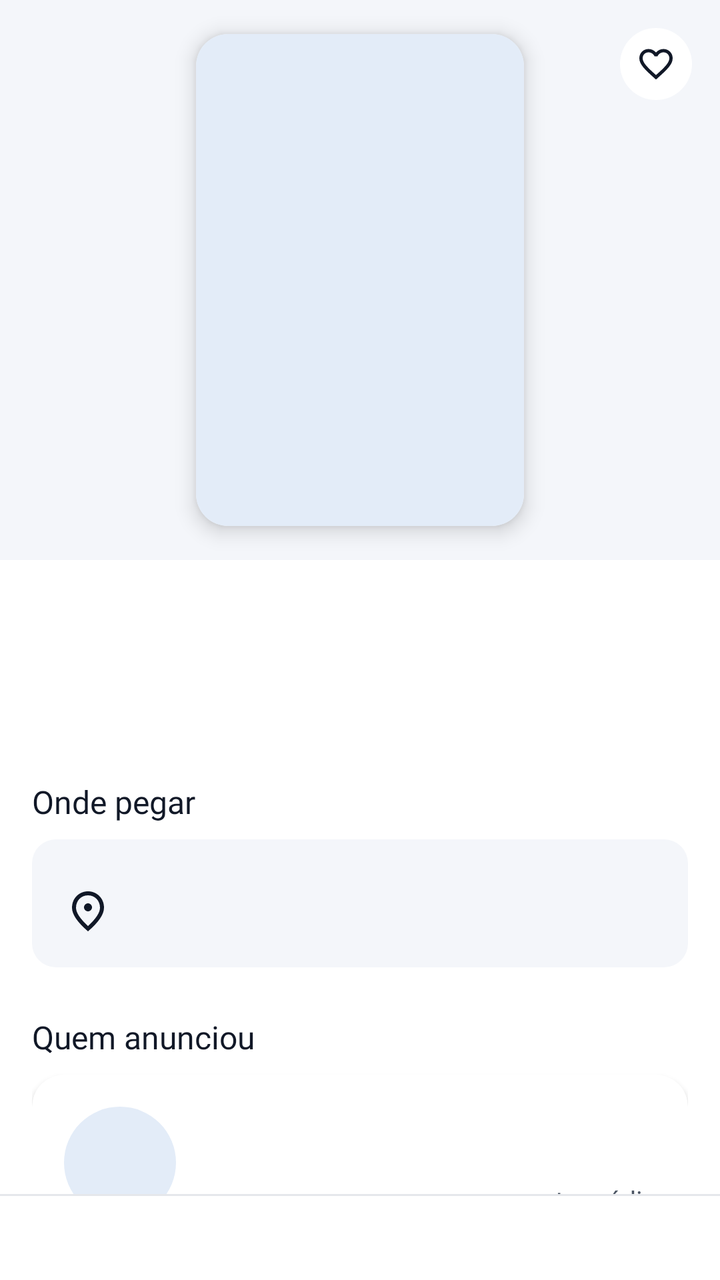
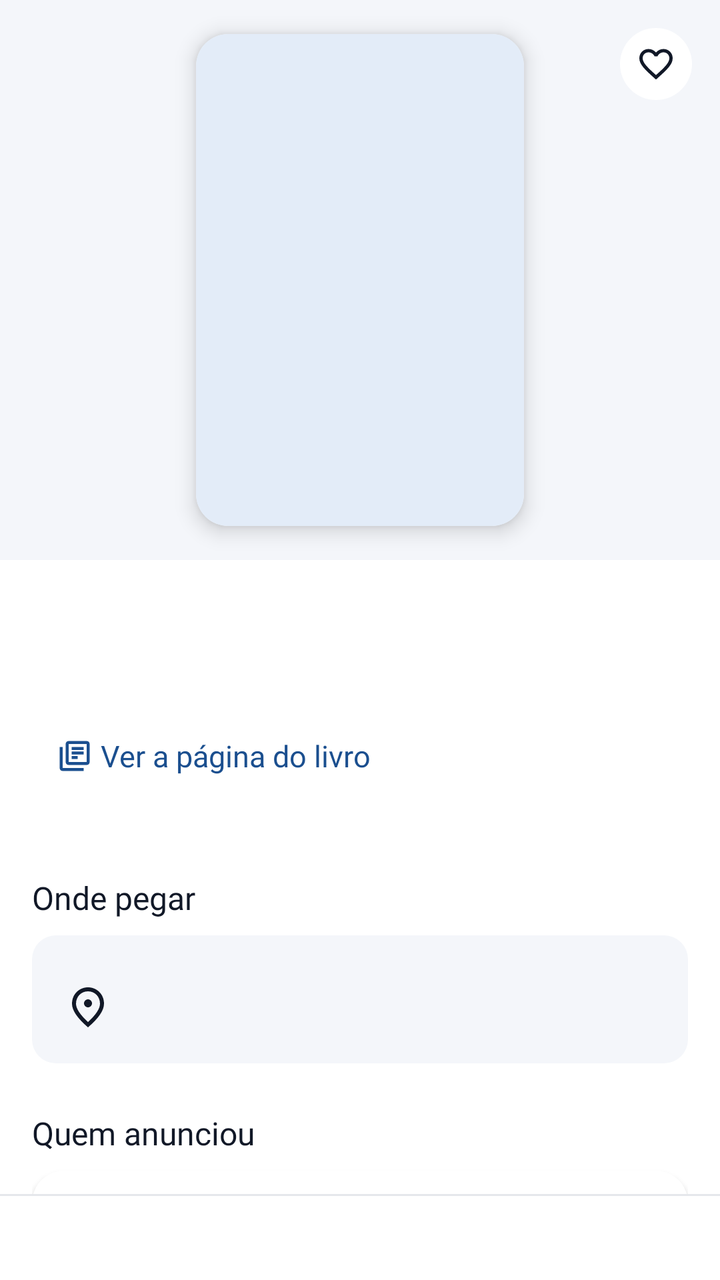

The first picture is an Android layout as it rendered before a commit; the second is the same layout after the commit. The layout source and the unified diff follow.
<!-- AndroidManifest.xml: application theme Theme.LeiaUFMS -->
<!-- res/layout/fragment_listing_detail.xml -->
<?xml version="1.0" encoding="utf-8"?>
<LinearLayout xmlns:android="http://schemas.android.com/apk/res/android"
    xmlns:app="http://schemas.android.com/apk/res-auto"
    android:layout_width="match_parent"
    android:layout_height="match_parent"
    android:orientation="vertical">

    <androidx.core.widget.NestedScrollView
        android:layout_width="match_parent"
        android:layout_height="0dp"
        android:layout_weight="1"
        android:defaultFocusHighlightEnabled="false">

        <LinearLayout
            android:layout_width="match_parent"
            android:layout_height="wrap_content"
            android:orientation="vertical"
            android:paddingBottom="@dimen/space_l">

            <FrameLayout
                android:layout_width="match_parent"
                android:layout_height="@dimen/cover_hero_height"
                android:background="@color/leia_surface_container">

                <com.google.android.material.card.MaterialCardView
                    android:layout_width="164dp"
                    android:layout_height="246dp"
                    android:layout_gravity="center"
                    app:cardElevation="6dp"
                    app:strokeWidth="0dp">

                    <include
                        android:id="@+id/cover"
                        layout="@layout/view_cover"
                        android:layout_width="match_parent"
                        android:layout_height="match_parent" />
                </com.google.android.material.card.MaterialCardView>

                <ImageButton
                    android:id="@+id/heart"
                    android:layout_width="@dimen/touch_target"
                    android:layout_height="@dimen/touch_target"
                    android:layout_gravity="top|end"
                    android:layout_margin="@dimen/space_xs"
                    android:background="@drawable/bg_heart_inset"
                    android:padding="14dp"
                    android:scaleType="centerInside"
                    android:src="@drawable/ic_favorite_border" />
            </FrameLayout>

            <LinearLayout
                android:layout_width="match_parent"
                android:layout_height="wrap_content"
                android:orientation="vertical"
                android:paddingStart="@dimen/screen_margin"
                android:paddingEnd="@dimen/screen_margin">

                <TextView
                    android:id="@+id/title"
                    android:layout_width="match_parent"
                    android:layout_height="wrap_content"
                    android:layout_marginTop="@dimen/space_m"
                    android:accessibilityHeading="true"
                    android:textAppearance="@style/TextAppearance.Leia.BookTitleLarge"
                    android:textColor="@color/leia_on_background" />

                <TextView
                    android:id="@+id/author"
                    android:layout_width="match_parent"
                    android:layout_height="wrap_content"
                    android:layout_marginTop="@dimen/space_xxs"
                    android:textAppearance="@style/TextAppearance.Leia.Body"
                    android:textColor="@color/leia_on_surface_variant" />

                <com.google.android.material.chip.ChipGroup
                    android:id="@+id/facts"
                    android:layout_width="match_parent"
                    android:layout_height="wrap_content"
                    android:layout_marginTop="@dimen/space_s" />

                <TextView
                    android:id="@+id/details"
                    android:layout_width="match_parent"
                    android:layout_height="wrap_content"
                    android:visibility="gone" />

                <TextView
                    android:id="@+id/modality"
                    android:layout_width="match_parent"
                    android:layout_height="wrap_content"
                    android:visibility="gone" />

                <TextView
                    style="@style/Widget.Leia.SectionTitle"
                    android:text="@string/book_location_title" />

                <LinearLayout
                    android:id="@+id/location_box"
                    android:layout_width="match_parent"
                    android:layout_height="wrap_content"
                    android:background="@drawable/bg_notice"
                    android:focusable="true"
                    android:orientation="vertical"
                    android:padding="@dimen/space_m">

                    <TextView
                        android:id="@+id/distance"
                        android:layout_width="wrap_content"
                        android:layout_height="wrap_content"
                        android:background="@drawable/bg_badge_walk"
                        android:drawablePadding="@dimen/space_xxs"
                        android:paddingStart="@dimen/space_xs"
                        android:paddingTop="@dimen/space_xxs"
                        android:paddingEnd="@dimen/space_xs"
                        android:paddingBottom="@dimen/space_xxs"
                        android:textAppearance="@style/TextAppearance.Leia.Label"
                        android:textColor="@color/leia_on_success_container"
                        android:visibility="gone" />

                    <TextView
                        android:id="@+id/location_text"
                        android:layout_width="match_parent"
                        android:layout_height="wrap_content"
                        android:layout_marginTop="@dimen/space_xs"
                        android:drawablePadding="@dimen/space_xs"
                        android:gravity="center_vertical"
                        android:textAppearance="@style/TextAppearance.Leia.Body"
                        android:textColor="@color/leia_on_background"
                        app:drawableStartCompat="@drawable/ic_place" />

                    <TextView
                        android:id="@+id/walk_note"
                        android:layout_width="match_parent"
                        android:layout_height="wrap_content"
                        android:layout_marginTop="@dimen/space_xxs"
                        android:text="@string/walk_note"
                        android:textAppearance="@style/TextAppearance.Leia.Caption"
                        android:textColor="@color/leia_on_surface_variant"
                        android:visibility="gone" />
                </LinearLayout>

                <TextView
                    style="@style/Widget.Leia.SectionTitle"
                    android:text="@string/label_owner" />

                <com.google.android.material.card.MaterialCardView
                    android:id="@+id/owner_card"
                    android:layout_width="match_parent"
                    android:layout_height="wrap_content"
                    android:clickable="true"
                    android:focusable="true">

                    <LinearLayout
                        android:layout_width="match_parent"
                        android:layout_height="wrap_content"
                        android:gravity="center_vertical"
                        android:orientation="horizontal"
                        android:padding="@dimen/space_m">

                        <include
                            android:id="@+id/owner_avatar"
                            layout="@layout/view_avatar"
                            android:layout_width="56dp"
                            android:layout_height="56dp" />

                        <LinearLayout
                            android:layout_width="0dp"
                            android:layout_height="wrap_content"
                            android:layout_marginStart="@dimen/space_s"
                            android:layout_weight="1"
                            android:orientation="vertical">

                            <TextView
                                android:id="@+id/owner_name"
                                android:layout_width="match_parent"
                                android:layout_height="wrap_content"
                                android:textAppearance="@style/TextAppearance.Leia.Title"
                                android:textColor="@color/leia_on_background" />

                            <TextView
                                android:id="@+id/owner_meta"
                                android:layout_width="match_parent"
                                android:layout_height="wrap_content"
                                android:textAppearance="@style/TextAppearance.Leia.Caption"
                                android:textColor="@color/leia_on_surface_variant" />
                        </LinearLayout>

                        <LinearLayout
                            android:layout_width="wrap_content"
                            android:layout_height="wrap_content"
                            android:gravity="center_horizontal"
                            android:orientation="vertical">

                            <TextView
                                android:id="@+id/owner_rating"
                                android:layout_width="wrap_content"
                                android:layout_height="wrap_content"
                                android:textAppearance="@style/TextAppearance.Leia.Display"
                                android:textColor="@color/leia_on_background" />

                            <TextView
                                android:id="@+id/owner_rating_label"
                                android:layout_width="wrap_content"
                                android:layout_height="wrap_content"
                                android:text="@string/trust_rating_label"
                                android:textAppearance="@style/TextAppearance.Leia.Caption"
                                android:textColor="@color/leia_on_surface_variant" />
                        </LinearLayout>
                    </LinearLayout>
                </com.google.android.material.card.MaterialCardView>

                <TextView
                    android:id="@+id/proof_wishes"
                    android:layout_width="match_parent"
                    android:layout_height="wrap_content"
                    android:layout_marginTop="@dimen/space_m"
                    android:drawablePadding="@dimen/space_xs"
                    android:gravity="center_vertical"
                    android:textAppearance="@style/TextAppearance.Leia.BodySmall"
                    android:textColor="@color/leia_on_background"
                    android:visibility="gone"
                    app:drawableStartCompat="@drawable/ic_favorite_border" />

                <TextView
                    android:id="@+id/proof_hands"
                    android:layout_width="match_parent"
                    android:layout_height="wrap_content"
                    android:layout_marginTop="@dimen/space_xs"
                    android:drawablePadding="@dimen/space_xs"
                    android:gravity="center_vertical"
                    android:textAppearance="@style/TextAppearance.Leia.BodySmall"
                    android:textColor="@color/leia_on_background"
                    android:visibility="gone"
                    app:drawableStartCompat="@drawable/ic_history" />

                <TextView
                    android:id="@+id/courses_title"
                    style="@style/Widget.Leia.SectionTitle"
                    android:text="@string/book_courses"
                    android:visibility="gone" />

                <com.google.android.material.chip.ChipGroup
                    android:id="@+id/courses"
                    android:layout_width="match_parent"
                    android:layout_height="wrap_content" />

                <TextView
                    android:id="@+id/status_note"
                    android:layout_width="match_parent"
                    android:layout_height="wrap_content"
                    android:layout_marginTop="@dimen/space_l"
                    android:accessibilityLiveRegion="polite"
                    android:background="@drawable/bg_notice"
                    android:padding="@dimen/space_m"
                    android:textAppearance="@style/TextAppearance.Leia.Body"
                    android:textColor="@color/leia_on_background"
                    android:visibility="gone" />
            </LinearLayout>

            <TextView
                android:id="@+id/copies_title"
                style="@style/Widget.Leia.HomeSection"
                android:text="@string/book_other_copies"
                android:visibility="gone" />

            <androidx.recyclerview.widget.RecyclerView
                android:id="@+id/copies"
                android:layout_width="match_parent"
                android:layout_height="wrap_content"
                android:layout_marginTop="@dimen/space_s"
                android:clipToPadding="false"
                android:nestedScrollingEnabled="false"
                android:orientation="horizontal"
                android:paddingStart="@dimen/screen_margin"
                android:paddingEnd="@dimen/screen_margin"
                android:visibility="gone"
                app:layoutManager="androidx.recyclerview.widget.LinearLayoutManager" />
        </LinearLayout>
    </androidx.core.widget.NestedScrollView>

    <LinearLayout
        android:id="@+id/action_bar"
        android:layout_width="match_parent"
        android:layout_height="wrap_content"
        android:background="@drawable/bg_action_bar"
        android:gravity="center_vertical"
        android:orientation="horizontal"
        android:paddingStart="@dimen/screen_margin"
        android:paddingTop="@dimen/space_s"
        android:paddingEnd="@dimen/screen_margin"
        android:paddingBottom="@dimen/space_s">

        <TextView
            android:id="@+id/bar_text"
            android:layout_width="0dp"
            android:layout_height="wrap_content"
            android:layout_marginEnd="@dimen/space_s"
            android:layout_weight="1"
            android:textAppearance="@style/TextAppearance.Leia.BodySmall"
            android:textColor="@color/leia_on_background" />

        <com.google.android.material.button.MaterialButton
            android:id="@+id/button_secondary"
            style="?attr/materialButtonOutlinedStyle"
            android:layout_width="wrap_content"
            android:layout_height="wrap_content"
            android:layout_marginEnd="@dimen/space_xs"
            android:visibility="gone" />

        <com.google.android.material.button.MaterialButton
            android:id="@+id/button_primary"
            android:layout_width="wrap_content"
            android:layout_height="wrap_content"
            android:visibility="gone" />
    </LinearLayout>
</LinearLayout>
<!-- res/layout/view_cover.xml (included above) -->
<?xml version="1.0" encoding="utf-8"?>
<FrameLayout xmlns:android="http://schemas.android.com/apk/res/android"
    xmlns:app="http://schemas.android.com/apk/res-auto"
    android:id="@+id/cover"
    android:layout_width="@dimen/cover_width"
    android:layout_height="@dimen/cover_height"
    android:importantForAccessibility="noHideDescendants">

    <com.google.android.material.imageview.ShapeableImageView
        android:id="@+id/cover_image"
        android:layout_width="match_parent"
        android:layout_height="match_parent"
        android:background="@color/leia_primary_container"
        android:scaleType="centerCrop"
        app:shapeAppearanceOverlay="@style/ShapeAppearance.Leia.Small" />

    <TextView
        android:id="@+id/cover_text"
        android:layout_width="match_parent"
        android:layout_height="match_parent"
        android:gravity="center"
        android:padding="@dimen/space_xxs"
        android:textAppearance="@style/TextAppearance.Leia.BookTitle"
        android:textColor="@color/leia_on_primary_container" />
</FrameLayout>
<!-- res/layout/view_avatar.xml (included above) -->
<?xml version="1.0" encoding="utf-8"?>
<FrameLayout xmlns:android="http://schemas.android.com/apk/res/android"
    xmlns:app="http://schemas.android.com/apk/res-auto"
    android:id="@+id/avatar"
    android:layout_width="@dimen/avatar_large"
    android:layout_height="@dimen/avatar_large">

    <com.google.android.material.imageview.ShapeableImageView
        android:id="@+id/avatar_image"
        android:layout_width="match_parent"
        android:layout_height="match_parent"
        android:background="@color/leia_primary_container"
        android:scaleType="centerCrop"
        app:shapeAppearanceOverlay="@style/ShapeAppearance.Leia.Circle" />

    <TextView
        android:id="@+id/avatar_initials"
        android:layout_width="match_parent"
        android:layout_height="match_parent"
        android:gravity="center"
        android:importantForAccessibility="no"
        android:textAppearance="@style/TextAppearance.Leia.Display"
        android:textColor="@color/leia_on_primary_container" />
</FrameLayout>
<!-- resources referenced by this layout -->
<resources>
  <color name="leia_on_background">#111827</color>
  <color name="leia_on_primary_container">#0D2A4D</color>
  <color name="leia_on_success_container">#14532D</color>
  <color name="leia_on_surface_variant">#4B5563</color>
  <color name="leia_primary_container">#E3ECF8</color>
  <color name="leia_surface_container">#F4F6FA</color>
  <dimen name="avatar_large">96dp</dimen>
  <dimen name="cover_height">96dp</dimen>
  <dimen name="cover_hero_height">280dp</dimen>
  <dimen name="cover_width">64dp</dimen>
  <dimen name="screen_margin">16dp</dimen>
  <dimen name="space_l">24dp</dimen>
  <dimen name="space_m">16dp</dimen>
  <dimen name="space_s">12dp</dimen>
  <dimen name="space_xs">8dp</dimen>
  <dimen name="space_xxs">4dp</dimen>
  <dimen name="touch_target">48dp</dimen>
  <string name="book_courses">Indicado em</string>
  <string name="book_location_title">Onde pegar</string>
  <string name="book_other_copies">Outras cópias</string>
  <string name="label_owner">Quem anunciou</string>
  <string name="trust_rating_label">nota média</string>
  <string name="walk_note">Estimativa em linha reta. O caminho real pode ser maior.</string>
  <style name="ShapeAppearance.Leia.Circle" parent="">
          <item name="cornerFamily">rounded</item>
          <item name="cornerSize">50%</item>
      </style>
  <style name="ShapeAppearance.Leia.Small" parent="ShapeAppearance.Material3.Corner.Small">
          <item name="cornerFamily">rounded</item>
          <item name="cornerSize">@dimen/radius_s</item>
      </style>
  <style name="Theme.LeiaUFMS" parent="Base.Theme.LeiaUFMS" />
  <color name="leia_outline_variant">#E5E7EB</color>
  <color name="leia_surface">#FFFFFF</color>
  <color name="leia_success_container">#DCFCE7</color>
  <dimen name="radius_s">8dp</dimen>
  <dimen name="radius_m">12dp</dimen>
  <dimen name="space_xl">32dp</dimen>
  <color name="leia_primary">#1B4F8F</color>
  <color name="leia_on_primary">#FFFFFF</color>
  <color name="leia_tertiary">#8A5A12</color>
  <color name="leia_on_tertiary">#FFFFFF</color>
  <color name="leia_tertiary_container">#FDF0D5</color>
  <color name="leia_on_tertiary_container">#3D2A08</color>
  <color name="leia_error">#B42318</color>
  <color name="leia_on_error">#FFFFFF</color>
  <color name="leia_error_container">#FDE3E1</color>
  <color name="leia_on_error_container">#5A0E09</color>
  <color name="leia_background">#FFFFFF</color>
  <color name="leia_outline">#8A93A1</color>
  <color name="leia_inverse_primary">#8DB8F2</color>
  <style name="ShapeAppearance.Leia.Medium" parent="ShapeAppearance.Material3.Corner.Medium">
          <item name="cornerFamily">rounded</item>
          <item name="cornerSize">@dimen/radius_m</item>
      </style>
  <style name="ShapeAppearance.Leia.Large" parent="ShapeAppearance.Material3.Corner.Large">
          <item name="cornerFamily">rounded</item>
          <item name="cornerSize">@dimen/radius_l</item>
      </style>
  <style name="Widget.Leia.Chip" parent="Widget.Material3.Chip.Filter">
          <item name="chipMinTouchTargetSize">@dimen/touch_target</item>
      </style>
  <dimen name="radius_l">16dp</dimen>
  <dimen name="button_height">52dp</dimen>
  <dimen name="radius_button">12dp</dimen>
  <dimen name="elevation_card">2dp</dimen>
  <!-- unchanged entries left out for length: 29 -->
</resources>

<!-- the commit's change to res/layout/fragment_listing_detail.xml (unified diff, before → after) -->
@@ -71,6 +71,15 @@
                     android:layout_marginTop="@dimen/space_xxs"
                     android:textAppearance="@style/TextAppearance.Leia.Body"
                     android:textColor="@color/leia_on_surface_variant" />
+
+                <com.google.android.material.button.MaterialButton
+                    android:id="@+id/button_obra"
+                    style="?attr/borderlessButtonStyle"
+                    android:layout_width="wrap_content"
+                    android:layout_height="wrap_content"
+                    android:layout_marginStart="-12dp"
+                    android:text="@string/action_see_all_copies"
+                    app:icon="@drawable/ic_library" />
 
                 <com.google.android.material.chip.ChipGroup
                     android:id="@+id/facts"
@@ -230,6 +239,8 @@
                     android:gravity="center_vertical"
                     android:textAppearance="@style/TextAppearance.Leia.BodySmall"
                     android:textColor="@color/leia_on_background"
+                    android:background="?attr/selectableItemBackground"
+                    android:minHeight="@dimen/touch_target"
                     android:visibility="gone"
                     app:drawableStartCompat="@drawable/ic_history" />
 
<!-- resource entries referenced after the edit -->
@@ -17,6 +17,19 @@
   <dimen name="space_xs">8dp</dimen>
   <dimen name="space_xxs">4dp</dimen>
   <dimen name="touch_target">48dp</dimen>
+  <!-- drawable ic_library (drawable) -->
+  <vector xmlns:android="http://schemas.android.com/apk/res/android"
+      android:width="24dp"
+      android:height="24dp"
+      android:viewportWidth="24"
+      android:viewportHeight="24"
+      android:tint="?attr/colorOnSurface"
+      android:autoMirrored="true">
+    <path
+        android:fillColor="@android:color/white"
+        android:pathData="M4,6L2,6v14c0,1.1 0.9,2 2,2h14v-2L4,20L4,6zM20,2L8,2c-1.1,0 -2,0.9 -2,2v12c0,1.1 0.9,2 2,2h12c1.1,0 2,-0.9 2,-2L22,4c0,-1.1 -0.9,-2 -2,-2zM20,16L8,16L8,4h12v12zM10,9h8v2h-8zM10,12h4v2h-4zM10,6h8v2h-8z"/>
+  </vector>
+  <string name="action_see_all_copies">Ver a página do livro</string>
   <string name="book_courses">Indicado em</string>
   <string name="book_location_title">Onde pegar</string>
   <string name="book_other_copies">Outras cópias</string>
